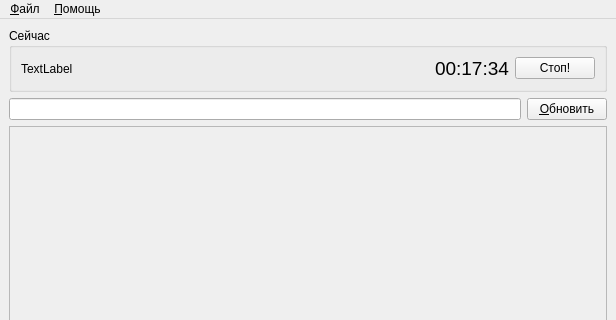
Old version of the form main.ui in the repository cypok/qttt; both pictures show x 0 to 616 and y 0 to 320 of the 616 by 461 pixel window.
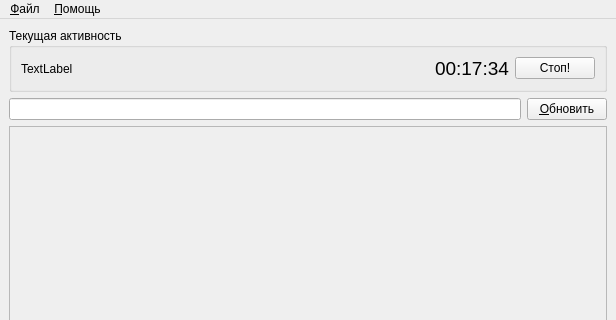
New version of the form.

Commit message: Переименовал блок "Сейчас" в "Текущая активность"

Patch:
```diff
--- a/main.ui
+++ b/main.ui
@@ -18,7 +18,7 @@
     <item>
      <widget class="QGroupBox" name="gb_current">
       <property name="title">
-       <string>Сейчас</string>
+       <string>Текущая активность</string>
       </property>
       <layout class="QHBoxLayout" name="horizontalLayout">
        <item>
```
